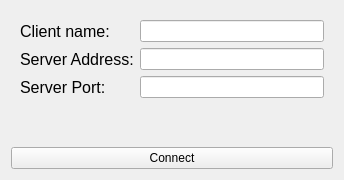
Qt form src/ui/startup_form.ui (vaezim/cryptic-writings) before a commit.
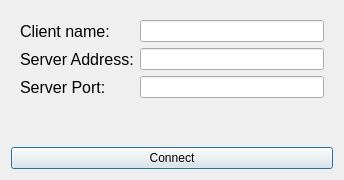
The same form after that commit. Icons and pictures are not drawn.

Commit message: Add validators on startup form and save clientStartupInfo

```diff
--- a/src/ui/startup_form.ui
+++ b/src/ui/startup_form.ui
@@ -73,6 +73,9 @@
      <property name="text">
       <string>Connect</string>
      </property>
+     <property name="default">
+      <bool>true</bool>
+     </property>
     </widget>
    </item>
   </layout>
```
The commit also changes 5 other files.
